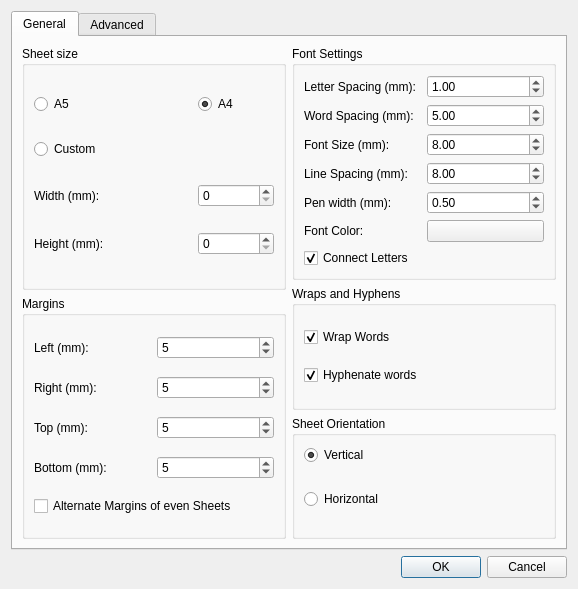
Above: preferencesdialog.ui from aizenbit/Scribbler before the change. Below: the same form after it.
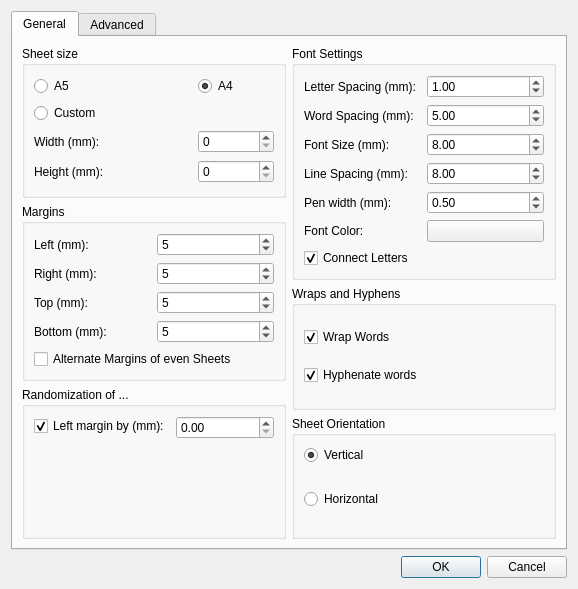
That is the form after the change.

Commit message: Added settings of randomization

What changed in the file:
```diff
--- a/preferencesdialog.ui
+++ b/preferencesdialog.ui
@@ -72,14 +72,14 @@
             <item row="2" column="2">
              <widget class="QSpinBox" name="sheetWidthSpinBox">
               <property name="maximum">
-               <number>999</number>
+               <number>9999</number>
               </property>
              </widget>
             </item>
             <item row="3" column="2">
              <widget class="QSpinBox" name="sheetHeightSpinBox">
               <property name="maximum">
-               <number>999</number>
+               <number>9999</number>
               </property>
              </widget>
             </item>
@@ -100,62 +100,74 @@
            </property>
            <layout class="QGridLayout" name="gridLayout">
             <item row="0" column="1">
-             <widget class="QSpinBox" name="leftMarginsSpinBox">
-              <property name="value">
-               <number>5</number>
-              </property>
-             </widget>
-            </item>
-            <item row="0" column="0">
              <widget class="QLabel" name="label_6">
               <property name="text">
                <string>Left (mm):</string>
               </property>
              </widget>
             </item>
-            <item row="1" column="1">
-             <widget class="QSpinBox" name="rightMarginsSpinBox">
-              <property name="value">
-               <number>5</number>
-              </property>
-             </widget>
-            </item>
-            <item row="2" column="1">
+            <item row="2" column="2">
              <widget class="QSpinBox" name="topMarginsSpinBox">
+              <property name="maximum">
+               <number>999</number>
+              </property>
               <property name="value">
                <number>5</number>
               </property>
              </widget>
             </item>
-            <item row="2" column="0">
+            <item row="1" column="2">
+             <widget class="QSpinBox" name="rightMarginsSpinBox">
+              <property name="maximum">
+               <number>999</number>
+              </property>
+              <property name="value">
+               <number>5</number>
+              </property>
+             </widget>
+            </item>
+            <item row="2" column="1">
              <widget class="QLabel" name="label_8">
               <property name="text">
                <string>Top (mm):</string>
               </property>
              </widget>
             </item>
-            <item row="1" column="0">
+            <item row="0" column="2">
+             <widget class="QSpinBox" name="leftMarginsSpinBox">
+              <property name="maximum">
+               <number>999</number>
+              </property>
+              <property name="value">
+               <number>5</number>
+              </property>
+             </widget>
+            </item>
+            <item row="1" column="1">
              <widget class="QLabel" name="label_7">
               <property name="text">
                <string>Right (mm):</string>
               </property>
              </widget>
             </item>
-            <item row="3" column="0">
+            <item row="4" column="2">
+             <widget class="QSpinBox" name="bottomMarginsSpinBox">
+              <property name="maximum">
+               <number>999</number>
+              </property>
+              <property name="value">
+               <number>5</number>
+              </property>
+             </widget>
+            </item>
+            <item row="4" column="1">
              <widget class="QLabel" name="label_9">
               <property name="text">
                <string>Bottom (mm):</string>
               </property>
              </widget>
             </item>
-            <item row="3" column="1">
-             <widget class="QSpinBox" name="bottomMarginsSpinBox">
-              <property name="value">
-               <number>5</number>
-              </property>
-             </widget>
-            </item>
-            <item row="4" column="0" colspan="2">
+            <item row="7" column="1" colspan="2">
              <widget class="QCheckBox" name="alternateMarginsCheckBox">
               <property name="toolTip">
                <string>Change left and right margins of even sheets</string>
@@ -168,6 +180,32 @@
            </layout>
           </widget>
          </item>
+         <item>
+          <widget class="QGroupBox" name="groupBox_8">
+           <property name="title">
+            <string>Randomization of ...</string>
+           </property>
+           <layout class="QFormLayout" name="formLayout">
+            <item row="0" column="0">
+             <widget class="QCheckBox" name="leftMarginRandomCheckBox">
+              <property name="text">
+               <string>Left margin by (mm):</string>
+              </property>
+              <property name="checked">
+               <bool>true</bool>
+              </property>
+             </widget>
+            </item>
+            <item row="0" column="1">
+             <widget class="QDoubleSpinBox" name="leftMarginRandomSpinBox">
+              <property name="maximum">
+               <double>999.990000000000009</double>
+              </property>
+             </widget>
+            </item>
+           </layout>
+          </widget>
+         </item>
         </layout>
        </item>
        <item>
```
Left out of the diff: 18 changed lines with no effect on the pictures. The commit also changes 3 other files.
